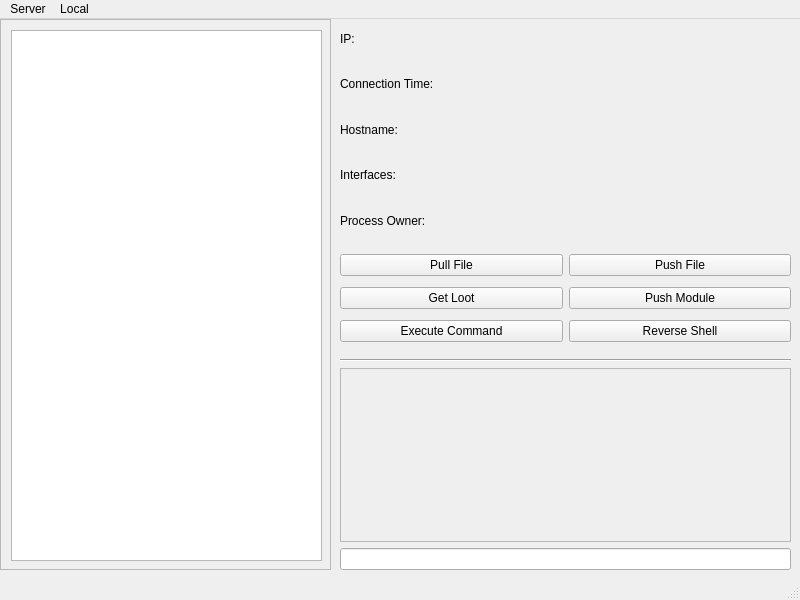
Before: the Qt Designer form python/ui/main_window.ui in A14m0/Command-Control_Fiddling, drawn with Qt 5.
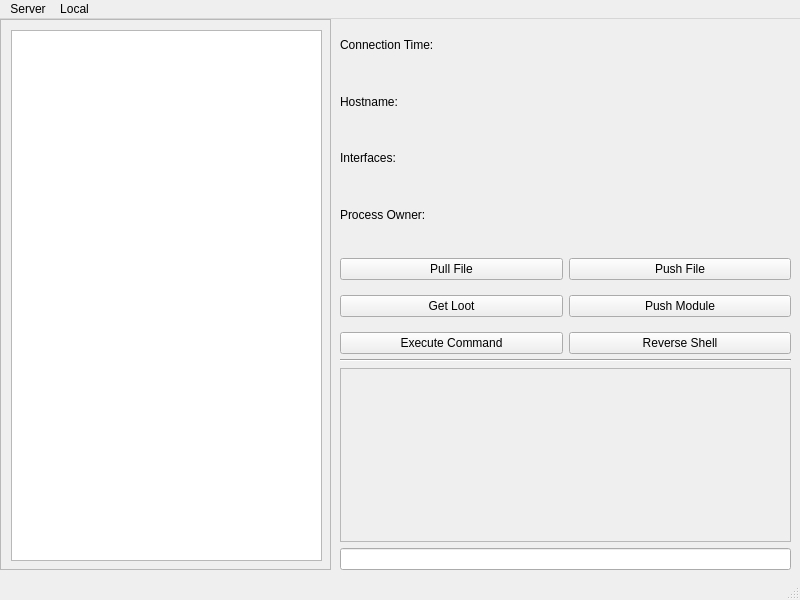
After: the same form once the commit is applied.

Diff of the .ui file:
```diff
--- a/python/ui/main_window.ui
+++ b/python/ui/main_window.ui
@@ -57,13 +57,6 @@
      </rect>
     </property>
     <layout class="QVBoxLayout" name="AgentInfo">
-     <item>
-      <widget class="QLabel" name="IP">
-       <property name="text">
-        <string>IP: </string>
-       </property>
-      </widget>
-     </item>
      <item>
       <widget class="QLabel" name="ConnectionTime">
        <property name="text">
@@ -132,7 +125,7 @@
       <x>340</x>
       <y>230</y>
       <width>451</width>
-      <height>101</height>
+      <height>116</height>
      </rect>
     </property>
     <layout class="QGridLayout" name="gridLayout">
```
Left out of the diff: 2 changed lines with no effect on the pictures.
